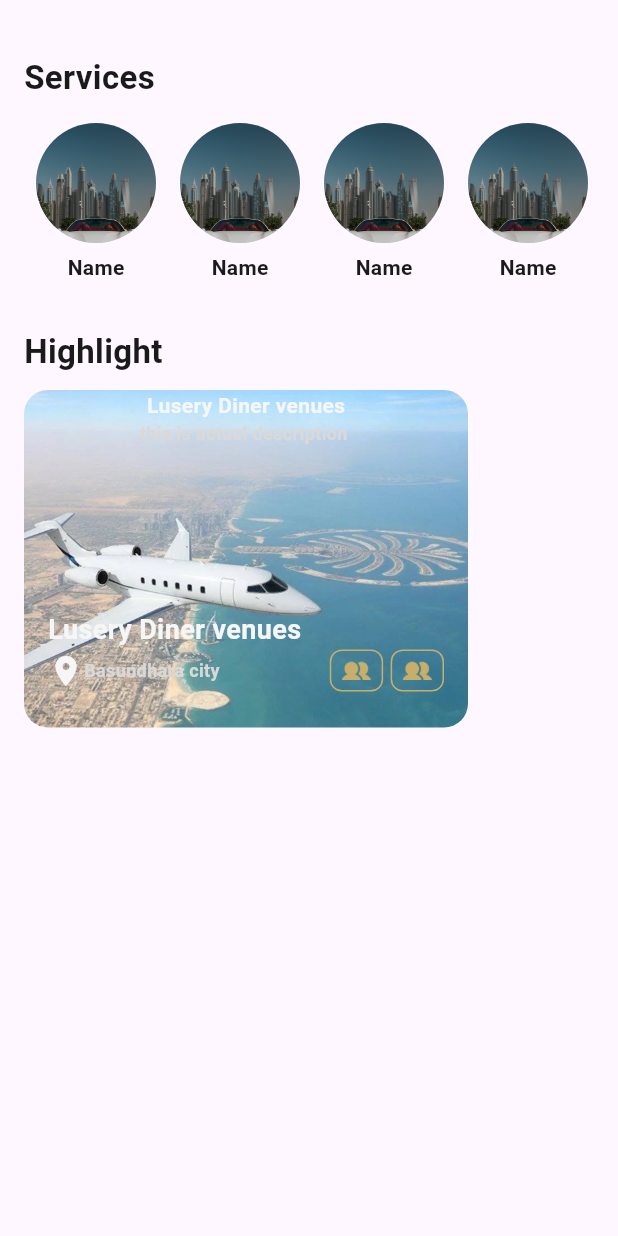
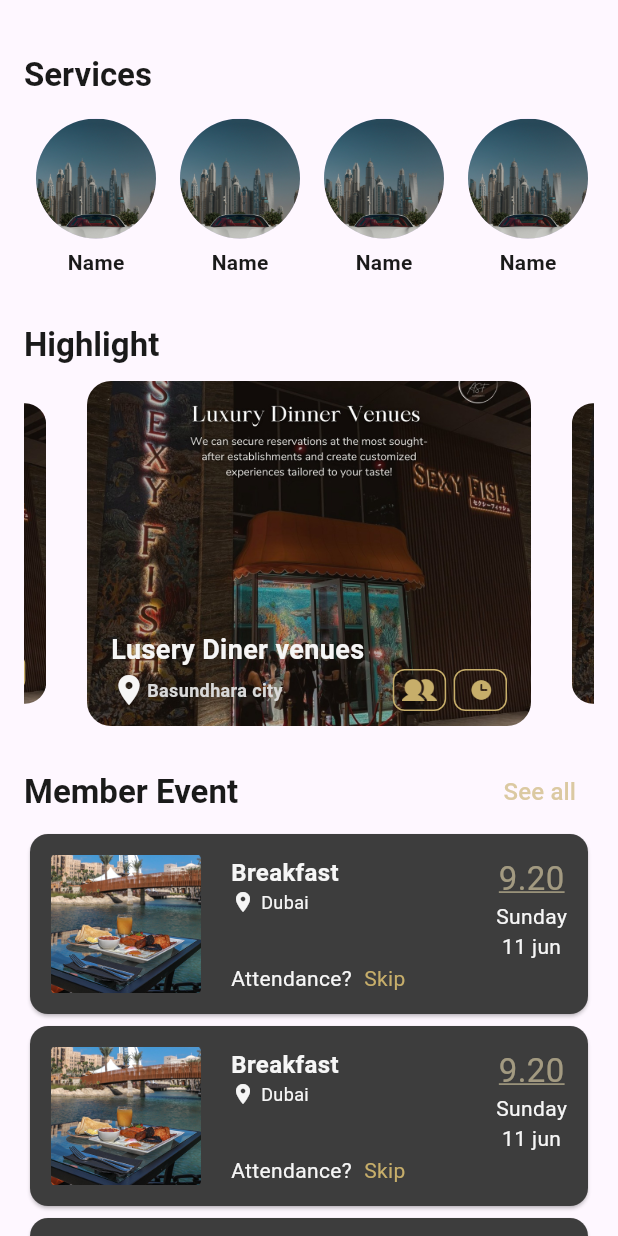
Before and after one commit to MTS-Services/abyansf_asfmanagment_app, a Flutter app: the HomeScreen screen opened directly, on a phone screen of 412 x 824 dp. Run offline on Flutter 3.47's test engine with Material 3 defaults, Android fonts, the phone set to English and light mode, and no system bars; drawn by our look-alikes of carousel_slider; our stand-ins replace flutter_screenutil, get, image_picker.

Commit message:
home and event has been done

```diff
--- a/lib/managmentApp.dart
+++ b/lib/managmentApp.dart
@@ -1,6 +1,8 @@
 import 'package:abyansf_asfmanagment_app/utils/style/themdata.dart';
 import 'package:abyansf_asfmanagment_app/view/auth/auth.dart';
 import 'package:abyansf_asfmanagment_app/view/auth/loginScreen.dart';
+import 'package:abyansf_asfmanagment_app/view/screens/main_screen/event_screen.dart';
+import 'package:abyansf_asfmanagment_app/view/screens/main_screen/explore_screen.dart';
 import 'package:abyansf_asfmanagment_app/view/screens/main_screen/home_screen.dart';
 import 'package:abyansf_asfmanagment_app/view/screens/splash_creen/splash_screen.dart';
 import 'package:flutter/material.dart';
@@ -20,7 +22,7 @@ class Managmentapp extends StatelessWidget {
         return GetMaterialApp(
           debugShowCheckedModeBanner: false,
           theme: themeData(),
-          home: HomeScreen(),
+          home: ExploreScreen(),
 
         );
       },
--- a/lib/utils/assets_path.dart
+++ b/lib/utils/assets_path.dart
@@ -8,4 +8,6 @@ class AssetPath {
   static const String clockImage = '$_basePath/Clock.png';
   static const String basilEditOutline = '$_basePath/basil_edit_outline.png';
   static const String profileImage = '$_basePath/profile_image.png';
+  static const String rectangel = '$_basePath/Rectangle 46.png';
+  static const String hotelImage = '$_basePath/hotel_image.png';
 }
--- a/lib/utils/style/appColor.dart
+++ b/lib/utils/style/appColor.dart
@@ -2,6 +2,7 @@ import 'package:flutter/material.dart';
 
 class AppColors {
   static const Color primaryColor = Color(0xffC7AE6A);
+  static const Color lightLaserColor = Color(0xFFDFD2A9);
   static const Color secondaryColor = Color(0xffF8F6EE);
   static const Color blackColor = Color(0xff1A1A1A);
   static const Color greyColor = Color(0xff3D3D3D);
@@ -9,6 +10,5 @@ class AppColors {
   static const Color red = Color(0xFF3B3B);
   static const Color lightWhite6 = Color(0xFFF6F6F6);
   static const Color lightWhite9 = Color(0xFFD9D9D9);
-  static const Color laserColor = Color(0xFFC7AE6A);
   static const Color greyBackgroundColor = Color(0xFFF5F4F7);
 }
--- a/lib/view/screens/main_screen/home_screen.dart
+++ b/lib/view/screens/main_screen/home_screen.dart
@@ -1,12 +1,20 @@
 import 'package:abyansf_asfmanagment_app/utils/assets_path.dart';
 import 'package:abyansf_asfmanagment_app/utils/style/appColor.dart';
 import 'package:abyansf_asfmanagment_app/utils/style/appStyle.dart';
+import 'package:abyansf_asfmanagment_app/view/screens/main_screen/booking_history_page.dart';
+import 'package:abyansf_asfmanagment_app/view/widget/custom_event_widget.dart';
 import 'package:carousel_slider/carousel_slider.dart';
 import 'package:flutter/material.dart';
+import 'package:get/get.dart';
 
-class HomeScreen extends StatelessWidget {
+class HomeScreen extends StatefulWidget {
   const HomeScreen({super.key});
 
+  @override
+  State<HomeScreen> createState() => _HomeScreenState();
+}
+
+class _HomeScreenState extends State<HomeScreen> {
   @override
   Widget build(BuildContext context) {
     return Scaffold(
@@ -19,11 +27,7 @@ class HomeScreen extends StatelessWidget {
               const SizedBox(height: 20),
               Text(
                 'Services',
-                style: TextStyle(
-                  fontSize: AppStyles.fontXXL,
-                  fontWeight: AppStyles.weightBold,
-                  color: AppColors.blackColor,
-                ),
+                style: Theme.of(context).textTheme.titleLarge,
               ),
               const SizedBox(height: 7),
               SizedBox(
@@ -60,78 +64,32 @@ class HomeScreen extends StatelessWidget {
               ),
               Text(
                 'Highlight',
-                style: TextStyle(
-                  fontSize: AppStyles.fontXXL,
-                  fontWeight: AppStyles.weightBold,
-                  color: AppColors.blackColor,
-                ),
+                style: Theme.of(context).textTheme.titleLarge,
               ),
               const SizedBox(height: 10),
-              /* CarouselSlider.builder(
+              CarouselSlider.builder(
                 itemCount: 5,
                 itemBuilder: (context, index, realIndex) {
-                  return Container(
+                  return GestureDetector(
+                    onTap: (){
+                      Get.off(BookingHistoryPage());
+                    },
+                    child: Container(
                       width: 296,
-                    margin: const EdgeInsets.symmetric(horizontal: 10),
-                    decoration: BoxDecoration(
-                      color: Colors.blueAccent,
-                      borderRadius: BorderRadius.circular(16),
-                    ),
-                    child: Center(
-                      child: Text(
-                        'Slide ${index + 1}',
-                        style: const TextStyle(
-                          fontSize: 24,
-                          color: Colors.white,
-                        ),
-                      ),
-                    ),
-                  );
-                },
-                options: CarouselOptions(
-                  height: 216,
-                  enlargeCenterPage: true,
-                  autoPlay: true,
-                  aspectRatio: 16 / 9,
-                  autoPlayInterval: const Duration(seconds: 3),
-                  viewportFraction: 0.8,
-                ),
-              )*/
-              Container(
-                width: 296,
-                height: 225,
                       decoration: BoxDecoration(
                         borderRadius: BorderRadius.circular(16),
                         image: DecorationImage(
-                    image: AssetImage(AssetPath.planeImage),
+                          image: AssetImage(AssetPath.hotelImage),
                           fit: BoxFit.cover,
                         ),
                       ),
                       child: Padding(
-                  padding: const EdgeInsets.only(left: 16,right: 16),
+                        padding: const EdgeInsets.only(left: 16, right: 16),
                         child: Column(
                           crossAxisAlignment: CrossAxisAlignment.start,
                           children: [
-                     // const SizedBox(height: 10,),
-                      Center(
-                        child: Text(
-                          'Lusery Diner venues',
-                          style: TextStyle(
-                            fontSize: AppStyles.fontM,
-                            fontWeight: AppStyles.weightBold,
-                            color: AppColors.lightWhite6,
-                          ),
-                        ),
-                      ),
-                      Center(
-                        child:
-                        Text('this is actual description ',style: TextStyle(
-                          fontSize: AppStyles.fontS,
-                          fontWeight: AppStyles.weightBold,
-                          color: AppColors.lightWhite9,
-                        ),),
-                      ),
-                      const SizedBox(height: 110,),
+
+                            Spacer(),
                             Text(
                               'Lusery Diner venues',
                               style: TextStyle(
@@ -142,39 +100,95 @@ class HomeScreen extends StatelessWidget {
                             ),
                             Row(
                               children: [
-                          Icon(Icons.location_on,color: AppColors.lightWhite6,),
-                          Text('Basundhara city',style: TextStyle(
+                                Icon(
+                                  Icons.location_on,
+                                  color: AppColors.lightWhite6,
+                                ),
+                                Text(
+                                  'Basundhara city',
+                                  style: TextStyle(
                                     fontSize: AppStyles.fontS,
                                     fontWeight: AppStyles.weightBold,
                                     color: AppColors.lightWhite9,
-                          ),),
+                                  ),
+                                ),
                                 Spacer(),
                                 Container(
                                   height: 28,
                                   width: 35.58,
                                   decoration: BoxDecoration(
-                              border: Border.all(color: AppColors.laserColor),
-                              borderRadius: BorderRadius.circular(8)
+                                    border: Border.all(
+                                      color: AppColors.primaryColor,
                                     ),
-                            child: Center(child:Image.asset(AssetPath.personImage,scale: 5,),),
+                                    borderRadius: BorderRadius.circular(8),
                                   ),
-                          const SizedBox(width: 5,),
+                                  child: Center(
+                                    child: Image.asset(
+                                      AssetPath.personImage,
+                                      scale: 4,
+                                    ),
+                                  ),
+                                ),
+                                const SizedBox(width: 5),
                                 Container(
                                   height: 28,
                                   width: 35.58,
                                   decoration: BoxDecoration(
-                                border: Border.all(color: AppColors.laserColor),
-                                borderRadius: BorderRadius.circular(8)
+                                    border: Border.all(
+                                      color: AppColors.primaryColor,
                                     ),
-                            child: Center(child:Image.asset(AssetPath.personImage,scale: 5,),),
+                                    borderRadius: BorderRadius.circular(8),
+                                  ),
+                                  child: Center(
+                                    child: Image.asset(
+                                      AssetPath.clockImage,
+                                      scale: 4,
+                                    ),
+                                  ),
                                 ),
                               ],
-                      )
-
+                            ),
+                            const SizedBox(height: 10),
                           ],
                         ),
                       ),
                     ),
+                  );
+                },
+                options: CarouselOptions(
+                  height: 230,
+                  enlargeCenterPage: true,
+                  autoPlay: true,
+                  aspectRatio: 16 / 9,
+                  autoPlayInterval: const Duration(seconds: 3),
+                  viewportFraction: 0.8,
+                ),
+              ),
+              const SizedBox(height: 20),
+              Row(
+                children: [
+                  Text(
+                    'Member Event',
+                    style: Theme.of(context).textTheme.titleLarge,
+                  ),
+                  Spacer(),
+                  TextButton(onPressed: (){},
+                      child: Text('See all', style: TextStyle(
+                    fontWeight: AppStyles.weightMedium,
+                    fontSize: AppStyles.fontL,
+                    color: AppColors.primaryColor.withAlpha(160),
+                  ),))
+
+                ],
+              ),
+              ListView.builder(
+                shrinkWrap: true,
+                  physics: NeverScrollableScrollPhysics(),
+                  itemCount: 5,
+                  itemBuilder: (context,index){
+                    return CustomEventWidget();
+                  })
+
             ],
           ),
         ),
--- /dev/null
+++ b/lib/view/widget/custom_event_widget.dart
@@ -0,0 +1,93 @@
+import 'package:abyansf_asfmanagment_app/utils/assets_path.dart';
+import 'package:abyansf_asfmanagment_app/utils/style/appColor.dart';
+import 'package:abyansf_asfmanagment_app/utils/style/appStyle.dart';
+import 'package:flutter/material.dart';
+
+class CustomEventWidget extends StatelessWidget {
+  const CustomEventWidget({
+    super.key,
+  });
+
+  @override
+  Widget build(BuildContext context) {
+    return Card(
+      color: AppColors.greyColor,
+      child: Container(
+        width: double.infinity,
+        height: 120,
+        decoration: BoxDecoration(
+          borderRadius: BorderRadius.circular(8),
+        ),
+        child: Padding(
+          padding: const EdgeInsets.all(14),
+          child: Row(
+            children: [
+              Container(
+                height: 94,
+                width: 100,
+                decoration: BoxDecoration(
+                  borderRadius: BorderRadius.circular(12),
+                ),
+                child: Image.asset(
+                  AssetPath.rectangel,
+                  fit: BoxFit.cover,
+                ),
+              ),
+              const SizedBox(width: 20),
+              Column(
+                crossAxisAlignment: CrossAxisAlignment.start,
+                children: [
+                  Text(
+                    'Breakfast',
+                    style: TextStyle(
+                      fontSize: AppStyles.fontL,
+                      fontWeight: AppStyles.weightBold,
+                      color: AppColors.lightWhite6,
+                    ),
+                  ),
+                  Row(
+                    children: [
+                      Icon(Icons.location_on,size: 16,color: AppColors.lightWhite6,),
+                      const SizedBox(width: 4,),
+                      Text('Dubai',style: TextStyle(fontSize: AppStyles.fontS,fontWeight: AppStyles.weightRegular,color: AppColors.lightWhite6),),
+                    ],
+                  ),
+                  Spacer(),
+                  Row(
+                    children: [
+                      Text('Attendance?',style: TextStyle(fontSize: AppStyles.fontM,fontWeight: AppStyles.weightRegular,color: AppColors.lightWhite6),),
+                      const SizedBox(width: 8,),
+                      InkWell(onTap: (){}, child: Text('Skip',style: TextStyle(color: AppColors.primaryColor,fontSize: AppStyles.fontM,fontWeight: AppStyles.weightRegular),))
+                    ],
+                  )
+
+                ],
+              ),
+              Spacer(),
+              Column(
+                children: [
+                  Text(
+                    '9.20',
+                    style: TextStyle(
+                      fontWeight: AppStyles.weightRegular,
+                      fontSize: AppStyles.fontXXL,
+                      color: AppColors.lightLaserColor.withAlpha(160),
+                      decoration: TextDecoration.underline,
+                      decorationColor: AppColors.lightLaserColor.withAlpha(160),
+                      decorationThickness: 1.0,
+                      height: 1.4,
+                    ),
+                  ),
+                  Text('Sunday',style: TextStyle(fontSize: AppStyles.fontM,fontWeight: AppStyles.weightRegular,color: AppColors.lightWhite6),),
+                  Text('11 jun',style: TextStyle(fontSize: AppStyles.fontM,fontWeight: AppStyles.weightRegular,color: AppColors.lightWhite6),),
+
+
+                ],
+              )
+            ],
+          ),
+        ),
+      ),
+    );
+  }
+}
```
Also changed, not shown: lib/utils/style/themdata.dart (+8 -0 lines), lib/view/screens/main_screen/booking_history_page.dart (added, +18 -0 lines), lib/view/screens/main_screen/event_screen.dart (added, +54 -0 lines), lib/view/screens/main_screen/explore_screen.dart (added, +63 -0 lines), assets/images/Rectangle 46.png (added), assets/images/hotel_image.png (added), 1 other file. Lines whose indentation alone changed are shown as unchanged.
